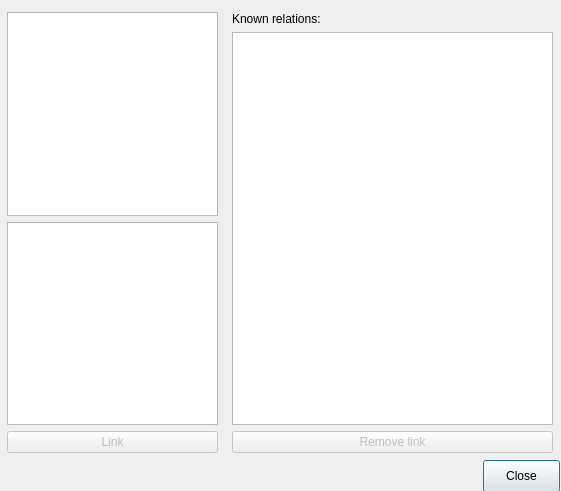
First picture: the form in linkwindow.ui, repository sandraBender/VLN1-hopur2, before the edit.
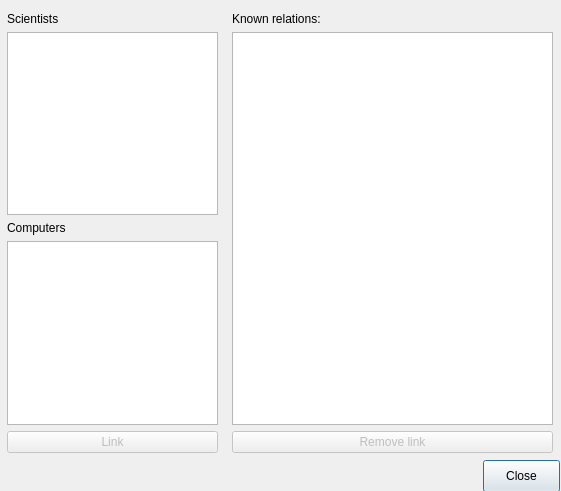
Second picture: the form after the edit.

Commit message: Sciinfo, Compinfo og Linkwindow form lögðu til

What changed in the file:
```diff
--- a/linkwindow.ui
+++ b/linkwindow.ui
@@ -36,6 +36,13 @@
     </rect>
    </property>
    <layout class="QVBoxLayout" name="verticalLayout">
+    <item>
+     <widget class="QLabel" name="label_scientists">
+      <property name="text">
+       <string>Scientists</string>
+      </property>
+     </widget>
+    </item>
     <item>
      <widget class="QListWidget" name="list_scientists">
       <property name="resizeMode">
@@ -43,6 +50,13 @@
       </property>
      </widget>
     </item>
+    <item>
+     <widget class="QLabel" name="label_computers">
+      <property name="text">
+       <string>Computers</string>
+      </property>
+     </widget>
+    </item>
     <item>
      <widget class="QListWidget" name="list_computers"/>
     </item>
```
The commit also changes 13 other files.
